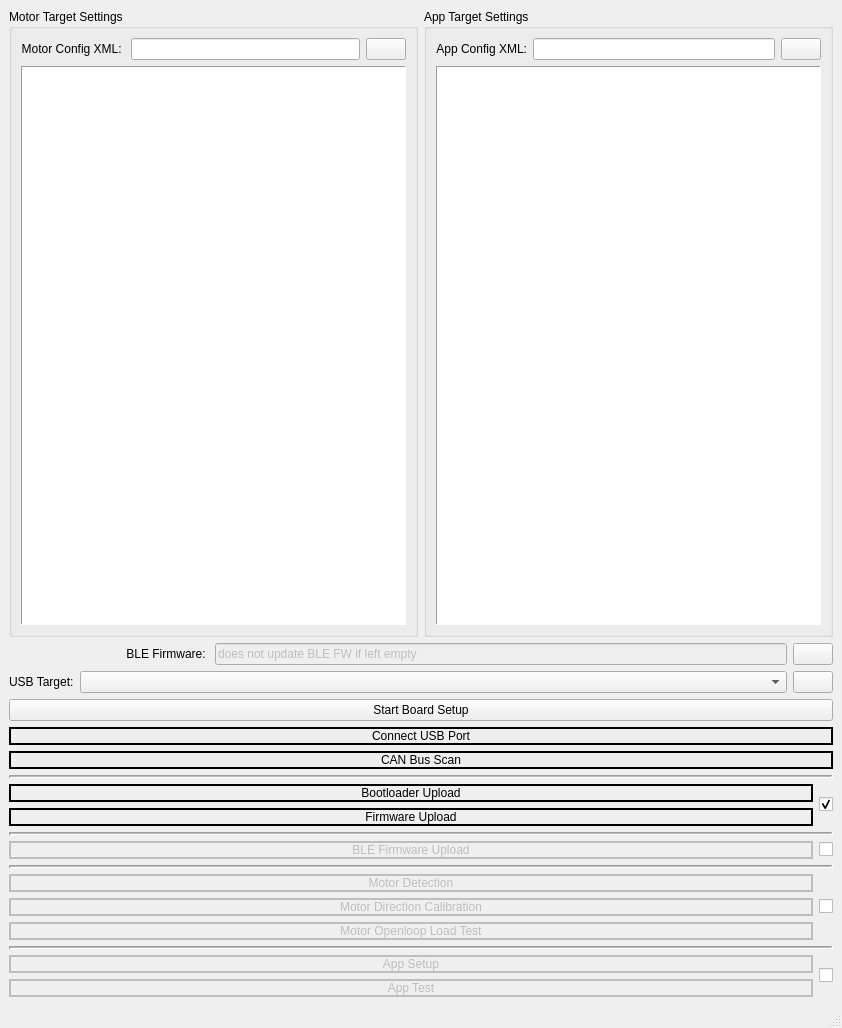
The window that boardsetupwindow.ui (vedderb/vesc_tool) describes before a commit, drawn with Qt 5.
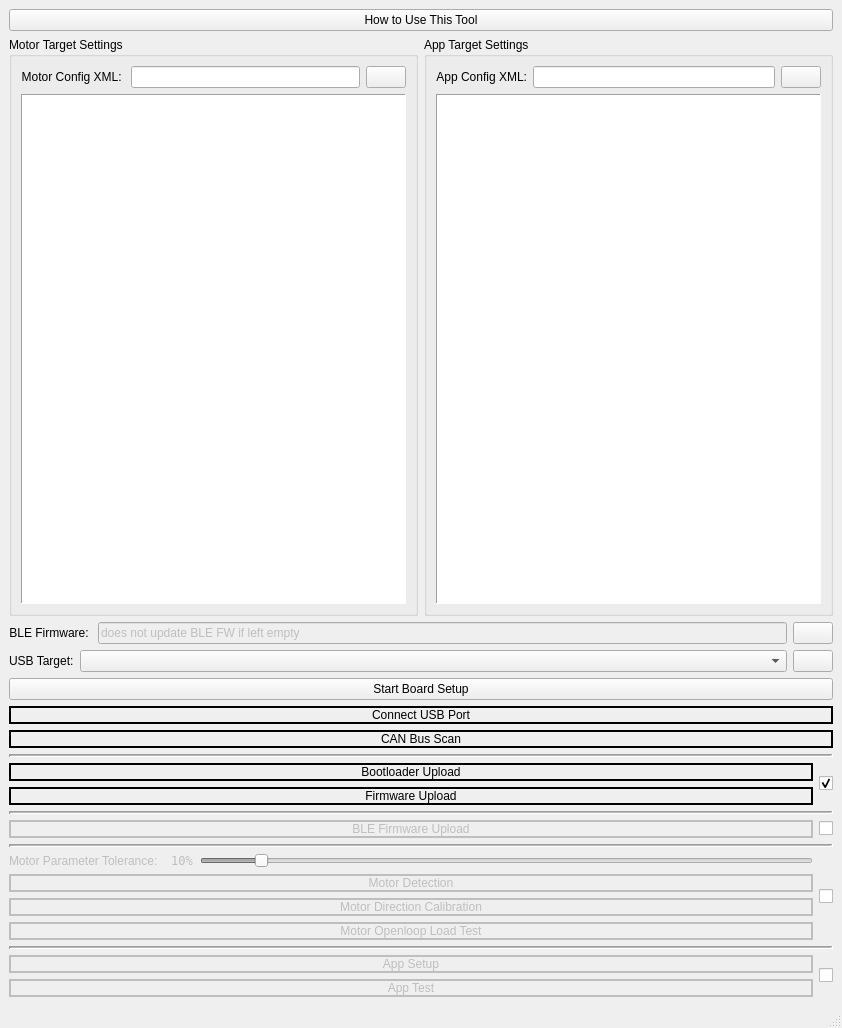
The same window after the commit. Icons and pictures are not drawn. Custom widgets are drawn as their Qt base class.

Diff of the .ui file:
```diff
--- a/boardsetupwindow.ui
+++ b/boardsetupwindow.ui
@@ -23,6 +23,16 @@
       <property name="sizeConstraint">
        <enum>QLayout::SetDefaultConstraint</enum>
       </property>
+      <item>
+       <widget class="QPushButton" name="guideButton">
+        <property name="enabled">
+         <bool>true</bool>
+        </property>
+        <property name="text">
+         <string>How to Use This Tool</string>
+        </property>
+       </widget>
+      </item>
       <item>
        <layout class="QHBoxLayout" name="horizontalLayout_3" stretch="1,1">
         <item>
@@ -182,12 +192,6 @@
        <layout class="QHBoxLayout" name="horizontalLayout_13">
         <item>
          <widget class="QLabel" name="label_4">
-          <property name="minimumSize">
-           <size>
-            <width>200</width>
-            <height>0</height>
-           </size>
-          </property>
           <property name="text">
            <string>BLE Firmware: </string>
           </property>
@@ -482,6 +486,54 @@
        <layout class="QHBoxLayout" name="horizontalLayout_16">
         <item>
          <layout class="QVBoxLayout" name="verticalLayout_3">
+          <item>
+           <layout class="QHBoxLayout" name="horizontalLayout_6">
+            <item>
+             <widget class="QLabel" name="motorTolLabel">
+              <property name="enabled">
+               <bool>false</bool>
+              </property>
+              <property name="text">
+               <string>Motor Parameter Tolerance:</string>
+              </property>
+             </widget>
+            </item>
+            <item>
+             <widget class="QLabel" name="motorTolLabel_2">
+              <property name="enabled">
+               <bool>false</bool>
+              </property>
+              <property name="font">
+               <font>
+                <family>DejaVu Sans Mono</family>
+               </font>
+              </property>
+              <property name="text">
+               <string> 10%</string>
+              </property>
+             </widget>
+            </item>
+            <item>
+             <widget class="QSlider" name="motorTolSlider">
+              <property name="enabled">
+               <bool>false</bool>
+              </property>
+              <property name="minimum">
+               <number>1</number>
+              </property>
+              <property name="maximum">
+               <number>100</number>
+              </property>
+              <property name="value">
+               <number>10</number>
+              </property>
+              <property name="orientation">
+               <enum>Qt::Horizontal</enum>
+              </property>
+             </widget>
+            </item>
+           </layout>
+          </item>
           <item>
            <widget class="QLabel" name="motorDetectionLabel">
             <property name="enabled">
```
